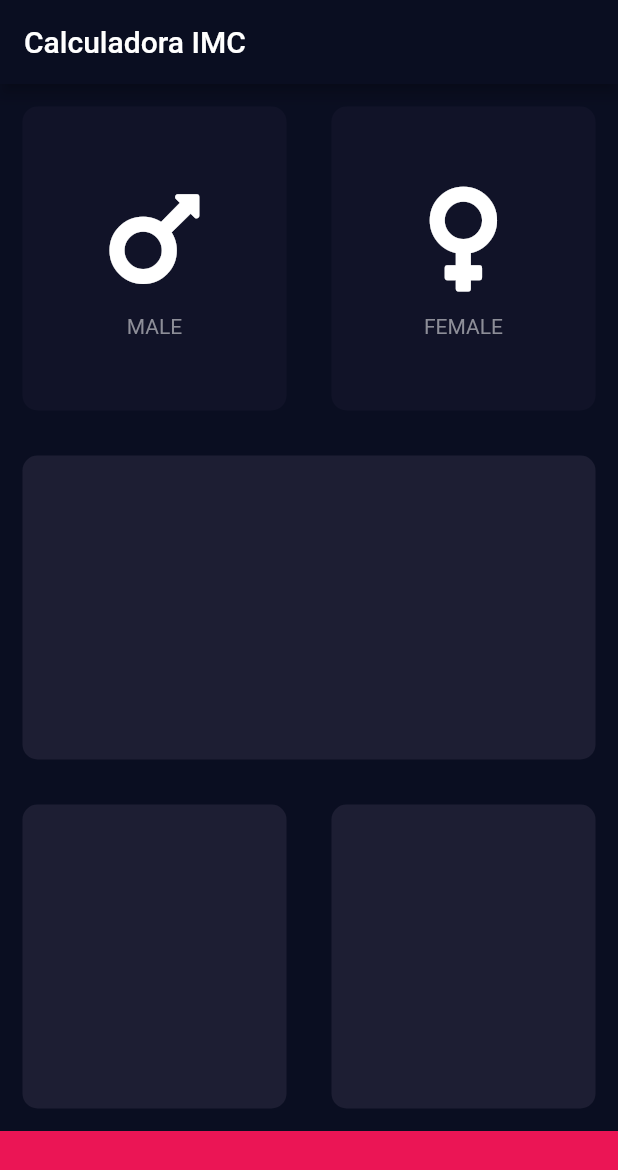
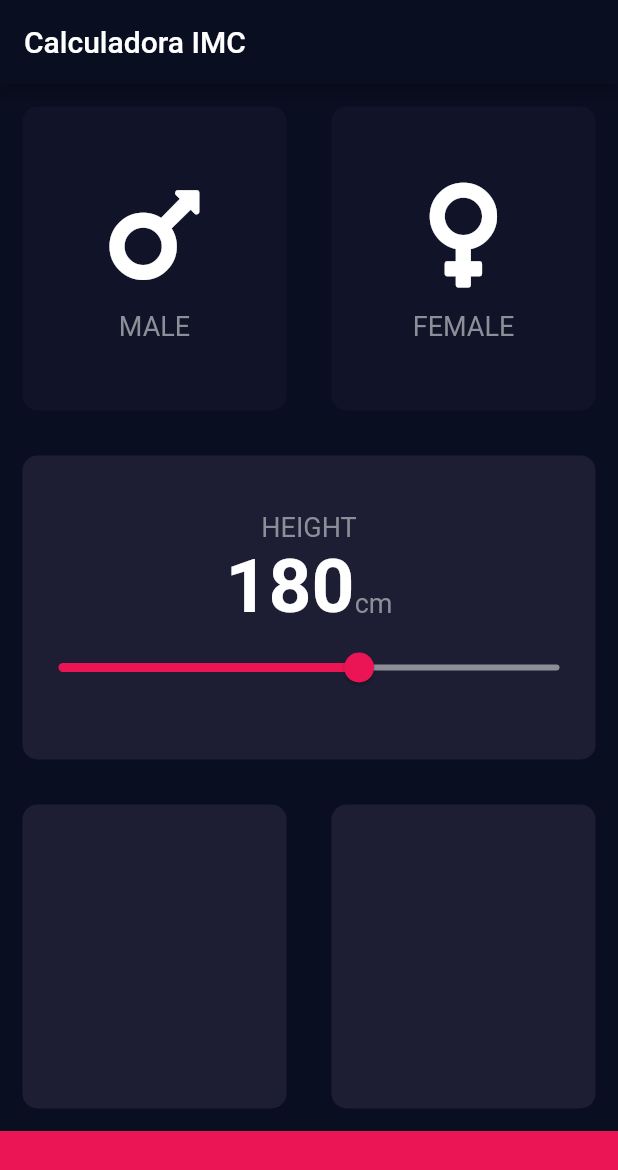
Before and after one commit to WaAlvis/CalculatorIMC, a Flutter app: the screen it shows after launch, on a phone screen of 412 x 824 dp. Shown: the top 1170 px of the screen. Run offline on Flutter 3.47's test engine with Material 2 defaults, Android fonts, the phone set to English and light mode, and no system bars; our stand-ins replace font_awesome_flutter.

```diff
--- /dev/null
+++ b/lib/constants.dart
@@ -0,0 +1,16 @@
+import 'package:flutter/material.dart';
+
+const KBottomContainerHeight = 70.0;
+const KActiveCardColour = Color(0xFF1D1E33);
+const KInactiveCardColour = Color(0xFF111328);
+const KBottomContainerColour = Color(0xFFEB1555);
+
+const KLabelTextStyle = TextStyle(
+  color: Color(0xFF8D8E98),
+  fontSize: 18,
+);
+
+const KNumberTextStyle = TextStyle(
+  fontSize: 50,
+  fontWeight: FontWeight.w700,
+);
--- a/lib/custon_widgets/icon_content.dart
+++ b/lib/custon_widgets/icon_content.dart
@@ -1,5 +1,5 @@
 import 'package:flutter/material.dart';
-
+import 'package:calculadoraimcflutter/constants.dart';
 
 class IconContent extends StatelessWidget {
   IconContent({this.icon, this.label});
@@ -21,7 +21,7 @@ class IconContent extends StatelessWidget {
         ),
         Text(
           label,
-          style: TextStyle(color: Color(0xFF8D8E98)),
+          style: KLabelTextStyle,
         )
       ],
     );
--- a/lib/custon_widgets/reusable_card.dart
+++ b/lib/custon_widgets/reusable_card.dart
@@ -1,19 +1,23 @@
 import 'package:flutter/material.dart';
 
 class ReusableCard extends StatelessWidget {
-  ReusableCard({@required this.colour, this.cardChild});
+  ReusableCard({@required this.colour, this.cardChild, this.onPress});
 
   final Color colour;
   final Widget cardChild;
+  final Function onPress;
 
   @override
   Widget build(BuildContext context) {
-    return Container(
-      child: cardChild,
-      margin: EdgeInsets.all(15),
-      decoration: BoxDecoration(
-        color: colour,
-        borderRadius: BorderRadius.circular(10.0),
+    return GestureDetector(
+      onTap: onPress,
+      child: Container(
+        child: cardChild,
+        margin: EdgeInsets.all(15),
+        decoration: BoxDecoration(
+          color: colour,
+          borderRadius: BorderRadius.circular(10.0),
+        ),
       ),
     );
   }
--- a/lib/input_page.dart
+++ b/lib/input_page.dart
@@ -1,13 +1,9 @@
+import 'package:calculadoraimcflutter/constants.dart';
 import 'package:flutter/material.dart';
 import 'package:font_awesome_flutter/font_awesome_flutter.dart';
 
 import 'custon_widgets/icon_content.dart';
 import 'custon_widgets/reusable_card.dart';
-
-const bottomContainerHeight = 70.0;
-const activeCardColour = Color(0xFF1D1E33);
-const inactiveCardColour = Color(0xFF111328);
-const bottomContainerColour = Color(0xFFEB1555);
 
 enum Gender { male, female }
 
@@ -20,6 +16,7 @@ class InputPage extends StatefulWidget {
 //8D8E98
 class _InputPageState extends State<InputPage> {
   Gender selectedGender;
+  int height = 180;
 
   @override
   Widget build(BuildContext context) {
@@ -28,43 +25,40 @@ class _InputPageState extends State<InputPage> {
         title: Text('Calculadora IMC'),
       ),
       body: Column(
+        crossAxisAlignment: CrossAxisAlignment.stretch,
         children: <Widget>[
           Expanded(
             child: Row(
               children: <Widget>[
                 Expanded(
-                  child: GestureDetector(
-                    onTap: () {
+                  child: ReusableCard(
+                    onPress: () {
                       setState(() {
                         selectedGender = Gender.male;
                       });
                     },
-                    child: ReusableCard(
                     colour: selectedGender == Gender.male
-                          ? activeCardColour
-                          : inactiveCardColour,
+                        ? KActiveCardColour
+                        : KInactiveCardColour,
                     cardChild: IconContent(
                       icon: FontAwesomeIcons.mars,
                       label: 'MALE',
                     ),
                   ),
                 ),
-                ),
                 Expanded(
-                  child: GestureDetector(
-                    onTap: () {
+                  child: ReusableCard(
+                    onPress: () {
                       setState(() {
                         selectedGender = Gender.female;
                       });
                     },
-                    child: ReusableCard(
                     colour: selectedGender == Gender.female
-                          ? activeCardColour
-                          : inactiveCardColour,
+                        ? KActiveCardColour
+                        : KInactiveCardColour,
                     cardChild: IconContent(
                       icon: FontAwesomeIcons.venus,
                       label: 'FEMALE',
-                      ),
                     ),
                   ),
                 ),
@@ -72,23 +66,61 @@ class _InputPageState extends State<InputPage> {
             ),
           ),
           Expanded(
-            child: ReusableCard(colour: activeCardColour),
+            child: ReusableCard(
+              colour: KActiveCardColour,
+              cardChild: Column(
+                mainAxisAlignment: MainAxisAlignment.center,
+                children: <Widget>[
+                  Text(
+                    'HEIGHT',
+                    style: KLabelTextStyle,
+                  ),
+                  Row(
+                    mainAxisAlignment: MainAxisAlignment.center,
+                    crossAxisAlignment: CrossAxisAlignment.baseline,
+                    textBaseline: TextBaseline.alphabetic,
+                    children: <Widget>[
+                      Text(
+                        height.toString(),
+                        style: KNumberTextStyle,
+                      ),
+                      Text(
+                        'cm',
+                        style: KLabelTextStyle,
+                      )
+                    ],
+                  ),
+                  Slider(
+                    value: height.toDouble(),
+                    min: 120,
+                    max: 220,
+                    activeColor: Color(0xFFEB1555),
+                    inactiveColor: Color(0xFF8D8E98),
+                    onChanged: (double newValue){
+                      setState(() {
+                        height = newValue.round();
+                      });
+                    },
+                  )
+                ],
+              ),
+            ),
           ),
           Expanded(
             child: Row(
               children: <Widget>[
                 Expanded(
-                  child: ReusableCard(colour: activeCardColour),
+                  child: ReusableCard(colour: KActiveCardColour),
                 ),
                 Expanded(
-                  child: ReusableCard(colour: activeCardColour),
+                  child: ReusableCard(colour: KActiveCardColour),
                 ),
               ],
             ),
           ),
           Container(
-            height: bottomContainerHeight,
-            color: bottomContainerColour,
+            height: KBottomContainerHeight,
+            color: KBottomContainerColour,
             width: double.infinity,
           )
         ],
```
Lines whose indentation alone changed are shown as unchanged.
